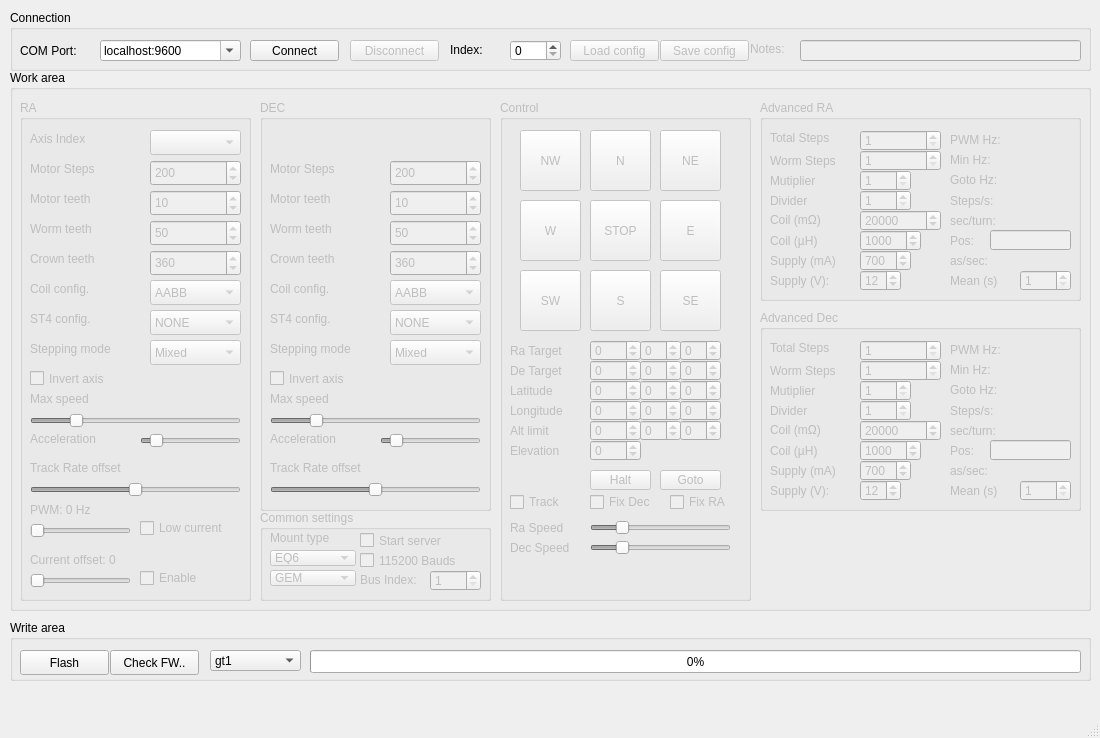
First picture: the form in mainwindow.ui, repository ahp-electronics/gt-configurator, before the edit.
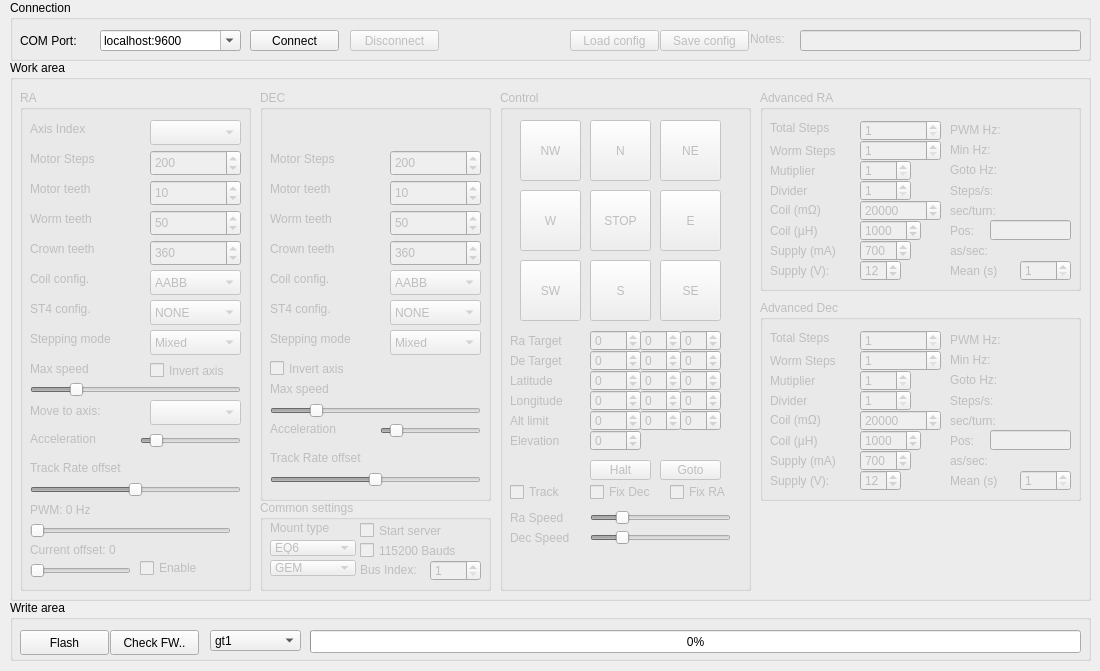
Second picture: the form after the edit.

Commit message: Align to libahp-gt 1.7.6

```diff
--- a/mainwindow.ui
+++ b/mainwindow.ui
@@ -7,7 +7,7 @@
     <x>0</x>
     <y>0</y>
     <width>1100</width>
-    <height>738</height>
+    <height>671</height>
    </rect>
   </property>
   <widget class="QWidget" name="centralwidget">
@@ -18,7 +18,7 @@
     <property name="geometry">
      <rect>
       <x>10</x>
-      <y>70</y>
+      <y>60</y>
       <width>1081</width>
       <height>541</height>
      </rect>
@@ -1714,7 +1714,7 @@
       <property name="geometry">
        <rect>
         <x>10</x>
-        <y>311</y>
+        <y>290</y>
         <width>211</width>
         <height>20</height>
        </rect>
@@ -1742,7 +1742,7 @@
       <property name="geometry">
        <rect>
         <x>120</x>
-        <y>330</y>
+        <y>340</y>
         <width>101</width>
         <height>21</height>
        </rect>
@@ -1770,8 +1770,8 @@
       <property name="geometry">
        <rect>
         <x>10</x>
-        <y>290</y>
-        <width>201</width>
+        <y>270</y>
+        <width>121</width>
         <height>17</height>
        </rect>
       </property>
@@ -1783,7 +1783,7 @@
       <property name="geometry">
        <rect>
         <x>10</x>
-        <y>330</y>
+        <y>340</y>
         <width>111</width>
         <height>17</height>
        </rect>
@@ -1795,8 +1795,8 @@
      <widget class="QCheckBox" name="Invert_0">
       <property name="geometry">
        <rect>
-        <x>10</x>
-        <y>268</y>
+        <x>130</x>
+        <y>270</y>
         <width>91</width>
         <height>21</height>
        </rect>
@@ -1847,7 +1847,7 @@
       <property name="geometry">
        <rect>
         <x>10</x>
-        <y>380</y>
+        <y>390</y>
         <width>211</width>
         <height>20</height>
        </rect>
@@ -1875,7 +1875,7 @@
       <property name="geometry">
        <rect>
         <x>10</x>
-        <y>360</y>
+        <y>370</y>
         <width>211</width>
         <height>16</height>
        </rect>
@@ -1911,8 +1911,8 @@
       <property name="geometry">
        <rect>
         <x>10</x>
-        <y>420</y>
-        <width>101</width>
+        <y>430</y>
+        <width>201</width>
         <height>21</height>
        </rect>
       </property>
@@ -1936,7 +1936,7 @@
       <property name="geometry">
        <rect>
         <x>10</x>
-        <y>400</y>
+        <y>410</y>
         <width>111</width>
         <height>20</height>
        </rect>
@@ -1945,20 +1945,7 @@
        <string>PWM: 0 Hz</string>
       </property>
      </widget>
-     <widget class="QCheckBox" name="HalfCurrent">
-      <property name="geometry">
-       <rect>
-        <x>120</x>
-        <y>420</y>
-        <width>111</width>
-        <height>16</height>
-       </rect>
-      </property>
-      <property name="text">
-       <string>Low current</string>
-      </property>
-     </widget>
-     <widget class="QCheckBox" name="CurrentLimiter">
+     <widget class="QCheckBox" name="IntensityLimiter">
       <property name="enabled">
        <bool>false</bool>
       </property>
@@ -1974,7 +1961,7 @@
        <string>Enable</string>
       </property>
      </widget>
-     <widget class="QSlider" name="Current">
+     <widget class="QSlider" name="Intensity">
       <property name="enabled">
        <bool>false</bool>
       </property>
@@ -2002,7 +1989,7 @@
        <enum>QSlider::NoTicks</enum>
       </property>
      </widget>
-     <widget class="QLabel" name="CurrentLimiter_label">
+     <widget class="QLabel" name="IntensityLimiter_label">
       <property name="enabled">
        <bool>false</bool>
       </property>
@@ -2018,6 +2005,29 @@
        <string>Current offset: 0</string>
       </property>
      </widget>
+     <widget class="QLabel" name="label_43">
+      <property name="geometry">
+       <rect>
+        <x>10</x>
+        <y>310</y>
+        <width>111</width>
+        <height>21</height>
+       </rect>
+      </property>
+      <property name="text">
+       <string>Move to axis:</string>
+      </property>
+     </widget>
+     <widget class="QComboBox" name="NewAxis">
+      <property name="geometry">
+       <rect>
+        <x>130</x>
+        <y>310</y>
+        <width>91</width>
+        <height>25</height>
+       </rect>
+      </property>
+     </widget>
     </widget>
     <widget class="QGroupBox" name="DEC">
      <property name="enabled">
@@ -2580,7 +2590,7 @@
        <string>Bus Index:</string>
       </property>
      </widget>
-     <widget class="QSpinBox" name="BusIndex">
+     <widget class="QSpinBox" name="NewIndex">
       <property name="geometry">
        <rect>
         <x>170</x>
@@ -2605,7 +2615,7 @@
     <property name="geometry">
      <rect>
       <x>10</x>
-      <y>10</y>
+      <y>0</y>
       <width>1081</width>
       <height>61</height>
      </rect>
@@ -2732,38 +2742,6 @@
       </rect>
      </property>
     </widget>
-    <widget class="QSpinBox" name="Index">
-     <property name="geometry">
-      <rect>
-       <x>500</x>
-       <y>30</y>
-       <width>51</width>
-       <height>21</height>
-      </rect>
-     </property>
-     <property name="minimum">
-      <number>0</number>
-     </property>
-     <property name="maximum">
-      <number>127</number>
-     </property>
-     <property name="value">
-      <number>0</number>
-     </property>
-    </widget>
-    <widget class="QLabel" name="label_18">
-     <property name="geometry">
-      <rect>
-       <x>440</x>
-       <y>30</y>
-       <width>51</width>
-       <height>20</height>
-      </rect>
-     </property>
-     <property name="text">
-      <string>Index:</string>
-     </property>
-    </widget>
    </widget>
    <widget class="QGroupBox" name="WriteArea">
     <property name="enabled">
@@ -2772,7 +2750,7 @@
     <property name="geometry">
      <rect>
       <x>10</x>
-      <y>620</y>
+      <y>600</y>
       <width>1081</width>
       <height>61</height>
      </rect>
@@ -2860,17 +2838,6 @@
     </widget>
    </widget>
   </widget>
-  <widget class="QMenuBar" name="menubar">
-   <property name="geometry">
-    <rect>
-     <x>0</x>
-     <y>0</y>
-     <width>1100</width>
-     <height>22</height>
-    </rect>
-   </property>
-  </widget>
-  <widget class="QStatusBar" name="statusbar"/>
   <action name="actionOpen_FW">
    <property name="text">
     <string>Open FW...</string>
```
The commit also changes 1 other file.
